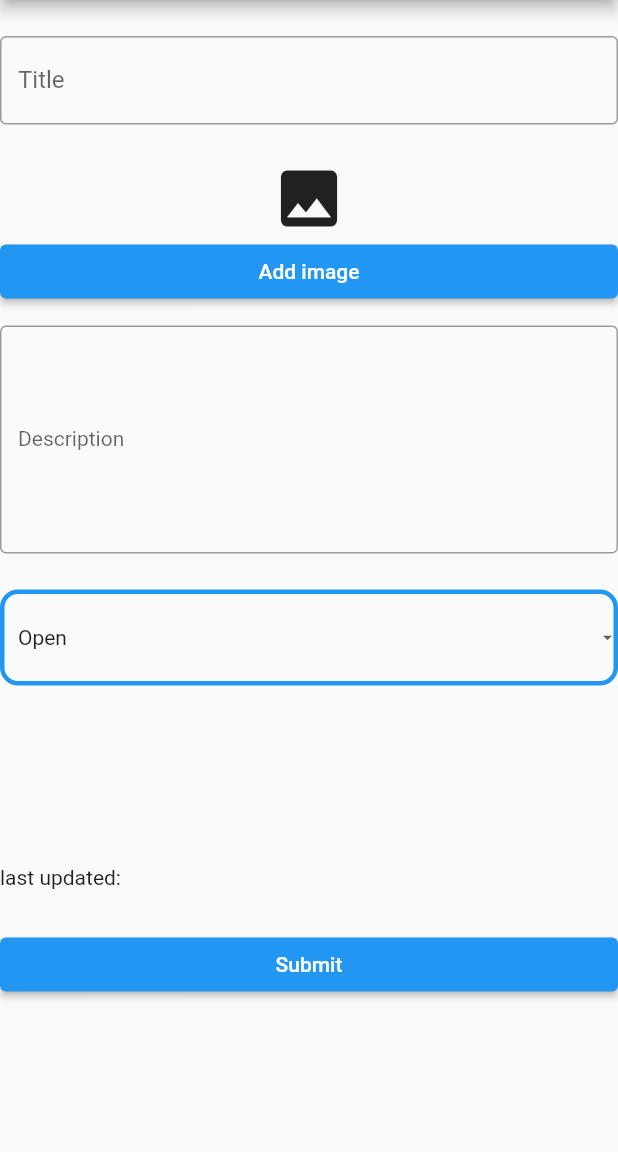
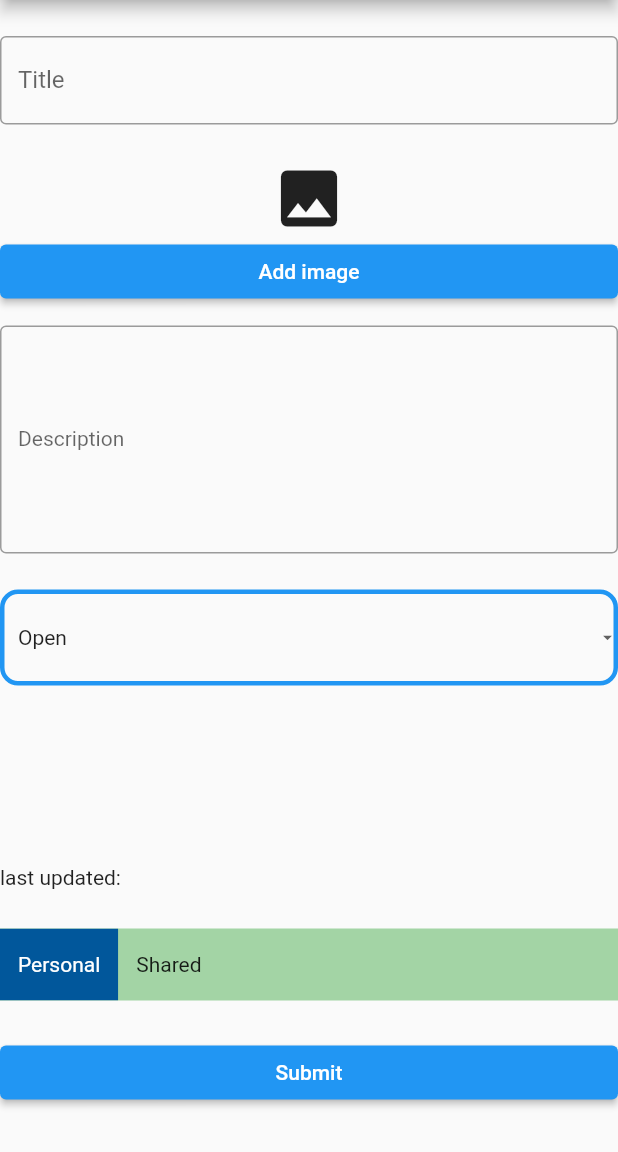
Before and after one commit to Silvuurleaf/taskapp_hive_db, a Flutter app: the MyHomePage screen opened by its route, after a tap on the "add circle" icon, on a phone screen of 412 x 824 dp, the part 84-1236 px from its top. Run offline on Flutter 3.47's test engine with Material 2 defaults, Android fonts, the phone set to English and light mode, and no system bars; our stand-ins replace cloud_firestore, firebase_auth, firebase_core, flutter_spinkit, go_router, hive and 2 more; accounts and stored records are empty; generated files the repository leaves out were written again; network calls fail; statements that could not run were skipped.

Commit message:
added anon authentication/login
added firebase firestore for tasks

added toggle button to select personal vs shared tasks

```diff
--- a/lib/main.dart
+++ b/lib/main.dart
@@ -1,13 +1,19 @@
+import 'package:cloud_firestore/cloud_firestore.dart';
+import 'package:firebase_core/firebase_core.dart';
 import 'package:flutter/material.dart';
 import 'package:go_router/go_router.dart';
 import 'package:hive_flutter/adapters.dart';
 import 'package:provider/provider.dart';
+import 'package:taskapp_hive_db/models/taskUser.dart';
 
 import 'package:taskapp_hive_db/provider/hive_db_provider.dart';
+import 'package:taskapp_hive_db/screens/auth_wrapper.dart';
 import 'package:taskapp_hive_db/screens/home_page.dart';
 import 'package:taskapp_hive_db/screens/taskDetailsScreen.dart';
 import 'package:taskapp_hive_db/screens/taskForm.dart';
 import 'package:taskapp_hive_db/screens/taskSelectionScreen.dart';
+import 'package:taskapp_hive_db/services/auth.dart';
+import 'package:taskapp_hive_db/services/firebase_DB.dart';
 
 import 'models/taskTile.dart';
 
@@ -15,8 +21,12 @@ import 'models/taskTile.dart';
 late Box taskListBox;
 late Box taskOrderBox;
 late Box counterBox;
+late Box firebaseUidBox;
 
 Future<void> main() async{
+
+  WidgetsFlutterBinding.ensureInitialized();
+  await Firebase.initializeApp();
 
   //initialize hive offline storage
   await Hive.initFlutter();
@@ -26,16 +36,25 @@ Future<void> main() async{
   taskListBox = await Hive.openBox('taskList');
   taskOrderBox = await Hive.openBox('taskOrder');
   counterBox = await Hive.openBox('counter');
+  firebaseUidBox = await Hive.openBox('firebase_uid');
 
   runApp(
       MultiProvider(
         providers: [
+
+          StreamProvider<taskUser?>.value(
+              value: AuthService().user, initialData: null
+          ),
+          //StreamProvider
           ListenableProvider<databaseProvider>(create: (context) =>
               databaseProvider(
-                  taskListBox: taskListBox,
-                  taskOrderBox: taskOrderBox,
-                  counterBox: counterBox)
+                taskListBox: taskListBox,
+                taskOrderBox: taskOrderBox,
+                counterBox: counterBox,
+                firebaseUidBox: firebaseUidBox,
+              )
           ),
+
         ],
         child: const MyApp(),
       )
@@ -45,8 +64,14 @@ Future<void> main() async{
 final _router = GoRouter(
     initialLocation: '/',
     routes:[
+
+      GoRoute(path:'/',
+        builder: (context, state) => const auth_wrapper(),
+      ),
+
+
       GoRoute(
-        path:'/',
+        path:'/home',
         builder: (context, state) => MyHomePage(),
         routes: [
           GoRoute(
--- a/lib/models/taskTile.dart
+++ b/lib/models/taskTile.dart
@@ -17,21 +17,24 @@ class taskTile {
   String? id;
 
   @HiveField(5)
+  bool? personal;
+
+  @HiveField(6)
   String? imagePath;
 
   //ValueNotifier isVisible = ValueNotifier(true);
-  @HiveField(6)
+  @HiveField(7)
   bool isVisible = true;
 
-  @HiveField(7)
+  @HiveField(8)
   List<taskTile> blockedBy;
-  @HiveField(8)
+  @HiveField(9)
   List<taskTile> parentTasks;
-  @HiveField(9)
+  @HiveField(10)
   List<taskTile> minorTasks;
-  @HiveField(10)
+  @HiveField(11)
   List<taskTile> urgentTasks;
-  @HiveField(11)
+  @HiveField(12)
   List<taskTile> miscTasks;
 
 
@@ -41,6 +44,7 @@ class taskTile {
     required this.status,
     required this.datetime,
     required this.id,
+    required this.personal,
 
     //need ?? []
     this.imagePath,
@@ -57,6 +61,7 @@ class taskTile {
         urgentTasks = parentTasks ?? [],
         miscTasks = miscTasks ?? [];
 
+
   void updateTask(String title, String description,
       String status, String datetime,
       String id)
@@ -67,4 +72,5 @@ class taskTile {
     this.datetime = datetime;
     this.id = id;
   }
+
 }
--- a/lib/screens/home_page.dart
+++ b/lib/screens/home_page.dart
@@ -1,8 +1,12 @@
+import 'package:cloud_firestore/cloud_firestore.dart';
 import 'package:flutter/material.dart';
 import 'package:go_router/go_router.dart';
 import 'package:hive/hive.dart';
 import 'package:provider/provider.dart';
+import 'package:taskapp_hive_db/services/auth.dart';
 import '../provider/hive_db_provider.dart';
+import '../services/firebase_DB.dart';
+import '../widgets/firebase_tasklist.dart';
 
 class MyHomePage extends StatefulWidget {
   @override
@@ -10,6 +14,8 @@ class MyHomePage extends StatefulWidget {
 }
 
 class _MyHomePageState extends State<MyHomePage> {
+
+  final AuthService _authService = AuthService();
 
   TextEditingController _controller = TextEditingController();
 
@@ -45,6 +51,8 @@ class _MyHomePageState extends State<MyHomePage> {
     taskItems = taskDB.getTaskList();
     //reference to number of tasks
     task_counter = taskDB.getCount();
+
+
   }
 
   @override
@@ -60,7 +68,16 @@ class _MyHomePageState extends State<MyHomePage> {
 
     return Scaffold(
         appBar: AppBar(
-            title: const Text('Tasks')
+            title: const Text('Tasks'),
+            actions: <Widget>[
+                IconButton(onPressed: () async{
+                  await _authService.signOut();
+                },
+                  icon: const Icon(Icons.logout_outlined),
+              )
+
+            ],
+
         ),
 
         floatingActionButton: FloatingActionButton(
@@ -75,7 +92,10 @@ class _MyHomePageState extends State<MyHomePage> {
         ),
 
 
-        body: Column(
+        body: StreamProvider<QuerySnapshot?>.value(
+          value: FB_databaseService().tasksFromFirebase,
+          initialData: null,
+          child: Column(
             children: [
 
               Consumer<databaseProvider>(builder: (context, provider, listTile) {
@@ -95,8 +115,15 @@ class _MyHomePageState extends State<MyHomePage> {
                   );
                 }
               }),
+
+              firebaseTaskList(),
+
+              //Combine the fb database objects with locally stored objects
+
             ],
-        ));
+          ),
+        )
+    );
   }
 
   Widget buildList(BuildContext context, int index) {
--- a/lib/screens/taskDetailsScreen.dart
+++ b/lib/screens/taskDetailsScreen.dart
@@ -1,4 +1,3 @@
-
 import 'package:flutter/material.dart';
 import 'package:go_router/go_router.dart';
 import 'package:image_picker/image_picker.dart';
@@ -6,13 +5,11 @@ import 'package:intl/intl.dart';
 import 'package:provider/provider.dart';
 import 'dart:io';
 
-
 import '../models/taskTile.dart';
 import '../provider/hive_db_provider.dart';
 import '../widgets/task_image.dart';
 
 class taskDetailScreen extends StatefulWidget {
-
   var taskId;
   var blocker_id;
 
@@ -135,19 +132,22 @@ class _taskDetailScreenState extends State<taskDetailScreen> {
 
                     //TODO logic to remove task item and update the order of the list
 
+                    //taskTile oldTask = taskItems.getById(taskId.toString());
+                    var findById = (taskTile) => taskTile.id == taskId.toString();
+                    var result = taskItems.where(findById);
+                    taskTile oldTask = result.isNotEmpty ? result.first : null;
+
+                    bool? oldTask_personal = oldTask.personal;
+
                     taskTile newTask = taskTile(title:taskTitle,
                         description:description,
                         status:status,
                         datetime:formattedDate,
                         id:taskId.toString(),
+                        personal: oldTask_personal,
                         imagePath: imageFilePath
                     );
 
-
-                    //taskTile oldTask = taskItems.getById(taskId.toString());
-                    var findById = (taskTile) => taskTile.id == taskId.toString();
-                    var result = taskItems.where(findById);
-                    taskTile oldTask = result.isNotEmpty ? result.first : null;
 
                     //remove the task from the ordering
                     //taskOrder.removeWhere((item) => item.id == oldTask.id.toString());
--- a/lib/screens/taskForm.dart
+++ b/lib/screens/taskForm.dart
@@ -1,6 +1,7 @@
 import 'dart:io';
 import 'dart:typed_data';
 
+import 'package:firebase_auth/firebase_auth.dart';
 import 'package:flutter/material.dart';
 import 'package:go_router/go_router.dart';
 import 'package:image_picker/image_picker.dart';
@@ -9,7 +10,9 @@ import 'package:provider/provider.dart';
 
 import '../models/taskTile.dart';
 import '../provider/hive_db_provider.dart';
+import '../services/firebase_DB.dart';
 import '../widgets/task_image.dart';
+import '../widgets/toggle_button.dart';
 
 class TaskForm extends StatefulWidget {
 
@@ -50,15 +53,20 @@ class _TaskForm extends State<TaskForm> {
   var imageFilePath = '';
   late final Function imageCallBackFunction;
 
+  bool personal = true;
+  late final Function saveLocationCallBackFunction;
+
+  late final firebaseDB;
 
   @override
   void initState() {
     super.initState();
 
-
     //maybe be able to deprecate other provider
     taskDB = Provider.of<databaseProvider>(context, listen: false);
     taskItems = taskDB.getTaskList();
+
+    firebaseDB = FB_databaseService(uid:taskDB.getFirebaseUid());
 
     titleController.addListener(() => setState(() {}));
   }
@@ -71,6 +79,12 @@ class _TaskForm extends State<TaskForm> {
       var img = await image.pickImage(source: ImageSource.gallery);
       setState(() {
         imageFilePath = File(img!.path).path;
+      });
+    }
+
+    getSaveLocation(bool isPersonal) {
+      setState(() {
+        personal = isPersonal;
       });
     }
 
@@ -88,6 +102,8 @@ class _TaskForm extends State<TaskForm> {
               const SizedBox( height: 12),
               buildDesc(),
               const SizedBox(height: 24),
+
+              //status dropdown
               SizedBox(
                 width: 120,
                 child:statusDropDown(),
@@ -97,32 +113,35 @@ class _TaskForm extends State<TaskForm> {
               buildDateTime(),
               const SizedBox(height: 24),
 
-
+              //toggle button submission
+              ToggleButton(callbackFunction: getSaveLocation,),
+              const SizedBox(height: 24),
+              //submit task button
               ElevatedButton(
                   key: const ValueKey('submit_task'),
                   onPressed: () async {
                     taskTitle = titleController.text;
                     description = descController.text;
 
-                    //Map<String, String?> task_info = {'title': taskTitle, 'description': description, 'status': status};
                     DateTime now = DateTime.now();
                     String formattedDate = DateFormat('kk:mm:ss \n EEE d MMM').format(now);
 
                     String taskId = taskDB.getCount().toString();
                     taskTile newTask;
 
-                    print("creating task imagepath: $imageFilePath");
-                    print("CURR TASK ID: $taskId");
+                    //print("creating task imagepath: $imageFilePath");
+                    //print("CURR TASK ID: $taskId");
 
                     if(imageFilePath == null || imageFilePath == ""){
-
                       print("image not detected");
                       newTask = taskTile(
                           title:taskTitle,
                           description:description,
                           status:status,
                           datetime:formattedDate,
-                          id:taskId);
+                          id:taskId,
+                          personal: personal,
+                      );
                     }
                     else{
 
@@ -133,20 +152,27 @@ class _TaskForm extends State<TaskForm> {
                           status:status,
                           datetime:formattedDate,
                           id:taskId,
+                          personal: personal,
                           imagePath: imageFilePath);
                     }
 
                     //TODO task should be added at the top of the list need a push method
-                    taskItems.add(newTask);
 
-                    //update task counter
-                    taskDB.increment();
-
-                    taskDB.changeTaskList(taskItems);
-                    await taskDB.updateData();
+                    if(personal == true){
+                      //Section runs when we add a task locally
+                      taskItems.add(newTask);
+                      //update task counter
+                      taskDB.increment();
+                      taskDB.changeTaskList(taskItems);
+                      await taskDB.updateData();
+                    }
+                    else{
+                      //section runs when we toggle shared
+                      //call firebase DB and add task to collection
+                      await firebaseDB.updateTaskData(taskDB.getFirebaseUid(), newTask);
+                    }
 
                     //test if data was updated here?
-
                     context.push('/');
 
                   },
--- /dev/null
+++ b/lib/widgets/firebase_tasklist.dart
@@ -0,0 +1,35 @@
+import 'package:cloud_firestore/cloud_firestore.dart';
+import 'package:flutter/material.dart';
+import 'package:provider/provider.dart';
+
+import '../models/taskTile.dart';
+
+class firebaseTaskList extends StatefulWidget {
+  const firebaseTaskList({Key? key}) : super(key: key);
+
+  @override
+  State<firebaseTaskList> createState() => _firebaseTaskListState();
+}
+
+class _firebaseTaskListState extends State<firebaseTaskList> {
+
+  @override
+  Widget build(BuildContext context) {
+
+    final firebase_snapshot = Provider.of<QuerySnapshot>(context);
+    print("Creating firebase task list below is FB data");
+
+
+/*    print("PRINTING THE DATA");
+    if(firebase_snapshot != null){
+      //var firebaseTaskList =
+      firebase_snapshot.docs.map(
+          (element){
+            print(element.data());
+          }
+      );
+    }*/
+
+    return Container();
+  }
+}
--- /dev/null
+++ b/lib/widgets/toggle_button.dart
@@ -0,0 +1,54 @@
+import 'package:flutter/material.dart';
+
+class ToggleButton extends StatefulWidget {
+
+
+  final Function callbackFunction;
+  const ToggleButton({Key? key, required this.callbackFunction}) : super(key: key);
+
+  @override
+  ToggleButtonState createState() => ToggleButtonState();
+}
+
+class ToggleButtonState extends State<ToggleButton> {
+
+  List<bool> isSelected = [true, false];
+
+  @override
+  Widget build(BuildContext context) => Container(
+    color: Colors.green.withOpacity(.5),
+    child: ToggleButtons(
+        fillColor: Colors.lightBlue.shade900,
+        selectedColor: Colors.white,
+        isSelected: isSelected,
+        renderBorder: false,
+        children: const [
+          Padding(
+              padding: EdgeInsets.symmetric(horizontal: 12),
+              child: Text('Personal',)
+          ),
+          Padding(
+              padding: EdgeInsets.symmetric(horizontal: 12),
+              child: Text('Shared',)
+          ),
+        ],
+        onPressed: (int newIndex){
+          setState(() {
+            for(int idx = 0; idx < isSelected.length; idx++ ){
+              if(idx == newIndex){
+                isSelected[idx] = !isSelected[idx];
+              }
+              else{
+                isSelected[idx] = false;
+              }
+            }
+
+            //check the first toggle button value
+            bool isPersonal = isSelected[0];
+            print("Is personal save task is: $isPersonal");
+            widget.callbackFunction(isSelected[0]);
+          });
+        },
+    ),
+  );
+}
--- a/pubspec.yaml
+++ b/pubspec.yaml
@@ -43,6 +43,11 @@ dependencies:
   hive: ^2.2.3
   hive_flutter: ^1.1.0
   hive_generator: ^1.1.3
+  firebase_auth: ^4.2.2
+  cloud_firestore: ^4.4.3
+  flutter_spinkit: ^5.1.0
+  firebase: ^9.0.3
+  firebase_core: ^2.7.0
 
 
 dev_dependencies:
```
Also changed, not shown: lib/auth/authenticate.dart (added, +18 -0 lines), lib/auth/sign_in.dart (added, +88 -0 lines), lib/models/taskUser.dart (added, +8 -0 lines), lib/provider/hive_db_provider.dart (+31 -3 lines), lib/screens/auth_wrapper.dart (added, +27 -0 lines), lib/services/auth.dart (added, +50 -0 lines), lib/services/firebase_DB.dart (added, +85 -0 lines), lib/widgets/loading_widget.dart (added, +19 -0 lines), lib/provider/state_provider.dart (added), pubspec.lock, 3 other files. Lines whose indentation alone changed are shown as unchanged.
